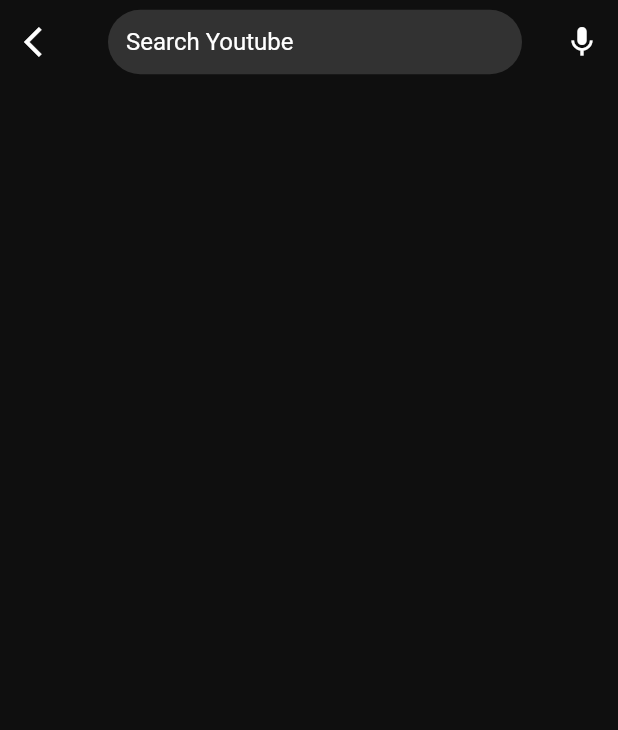
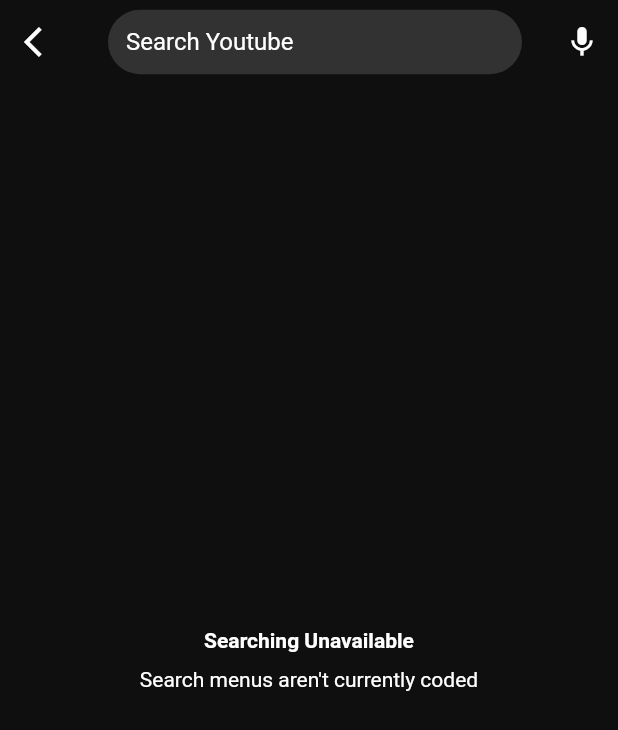
Before and after one commit to NickJ-7010/youtube_app, a Flutter app: the NotificationPage screen opened directly, after a tap on the "search" icon, on a phone screen of 412 x 824 dp. Shown: the top 730 px of the screen. Run offline on Flutter 3.47's test engine with Material 2 defaults, Android fonts, the phone set to English and light mode, and no system bars.

Commit message:
add websocket package

```diff
--- a/lib/main.dart
+++ b/lib/main.dart
@@ -1,6 +1,7 @@
 import 'package:flutter/gestures.dart';
 import 'package:flutter/material.dart';
 import 'package:provider/provider.dart';
+import 'package:web_socket_channel/web_socket_channel.dart';
 
 void main() {
   runApp(const MyApp());
@@ -469,8 +470,37 @@ class NotificationPage extends StatelessWidget {
           ),
         ],
       ),
-      body: const Scaffold(
-        backgroundColor: Color.fromARGB(255, 15, 15, 15),
+      body: Scaffold(
+        backgroundColor: const Color.fromARGB(255, 15, 15, 15),
+        body: Center(
+          child: Column(
+            mainAxisAlignment: MainAxisAlignment.center,
+            children: const [
+              Padding(
+                padding: EdgeInsets.only(bottom: 10),
+                child: Text(
+                  'Notifications Unavailable',
+                  style: TextStyle(
+                    fontWeight: FontWeight.bold,
+                    color: Colors.white,
+                  ),
+                ),
+              ),
+              Text(
+                'Notifications cannot be enabled',
+                style: TextStyle(
+                  color: Colors.white,
+                ),
+              ),
+              Text(
+                'account linking is not currently possible',
+                style: TextStyle(
+                  color: Colors.white,
+                ),
+              ),
+            ],
+          ),
+        ),
       ),
     );
   }
@@ -502,8 +532,31 @@ class SearchPage extends StatelessWidget {
           ),
         ],
       ),
-      body: const Scaffold(
-        backgroundColor: Color.fromARGB(255, 15, 15, 15),
+      body: Scaffold(
+        backgroundColor: const Color.fromARGB(255, 15, 15, 15),
+        body: Center(
+          child: Column(
+            mainAxisAlignment: MainAxisAlignment.center,
+            children: const [
+              Padding(
+                padding: EdgeInsets.only(bottom: 10),
+                child: Text(
+                  'Searching Unavailable',
+                  style: TextStyle(
+                    fontWeight: FontWeight.bold,
+                    color: Colors.white,
+                  ),
+                ),
+              ),
+              Text(
+                'Search menus aren\'t currently coded',
+                style: TextStyle(
+                  color: Colors.white,
+                ),
+              ),
+            ],
+          ),
+        ),
       ),
     );
   }
--- a/pubspec.yaml
+++ b/pubspec.yaml
@@ -15,6 +15,7 @@ dependencies:
   english_words: ^4.0.0
   provider: ^6.0.0
   shared_preferences: ^2.0.17
+  web_socket_channel: ^2.3.0
 
 dev_dependencies:
   flutter_test:
```
Also changed, not shown: pubspec.lock.
